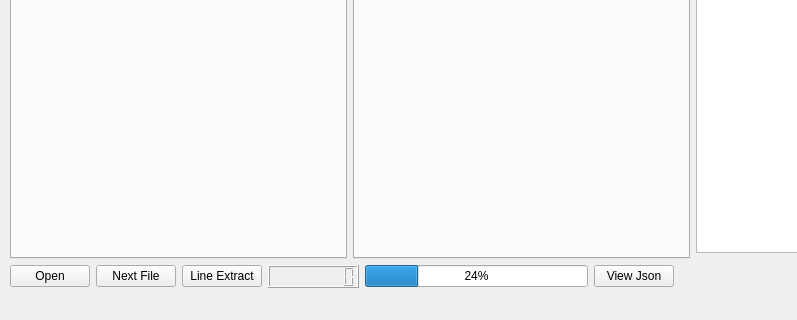
Before: the Qt Designer form python_src/30_tensor_flow_ex/ex02_bin/QtLineExtractor.ui in openvisual/open-visual-machine-learning, drawn with Qt 5; both pictures show x 0 to 797 and y 313 to 633 of the 1006 by 633 pixel window.
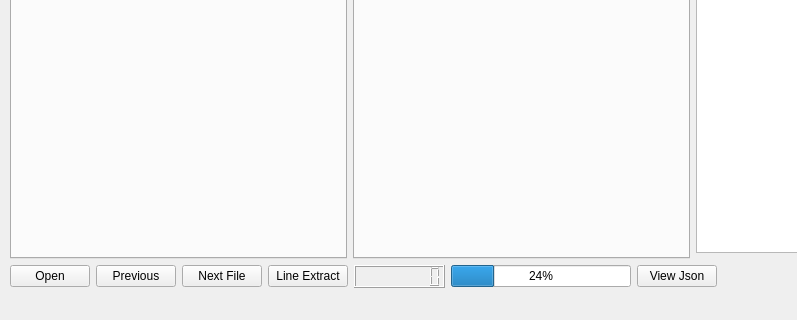
After: the same form once the commit is applied. Icons and pictures are not drawn.

```diff
--- a/python_src/30_tensor_flow_ex/ex02_bin/QtLineExtractor.ui
+++ b/python_src/30_tensor_flow_ex/ex02_bin/QtLineExtractor.ui
@@ -113,6 +113,16 @@
         </property>
        </widget>
       </item>
+      <item>
+       <widget class="QPushButton" name="prevFileOpen">
+        <property name="text">
+         <string>Previous</string>
+        </property>
+        <property name="shortcut">
+         <string>Ctrl+P</string>
+        </property>
+       </widget>
+      </item>
       <item>
        <widget class="QPushButton" name="nextFileOpen">
         <property name="text">
```
